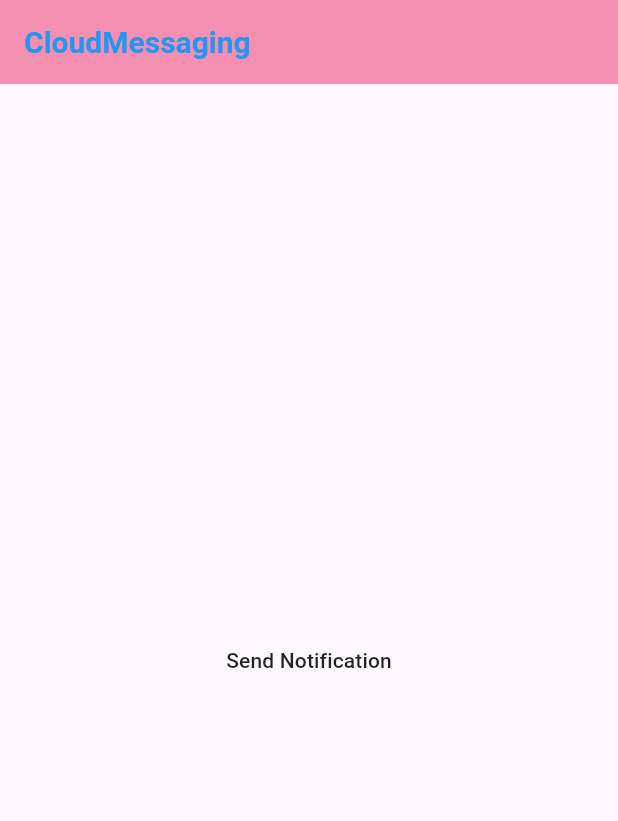
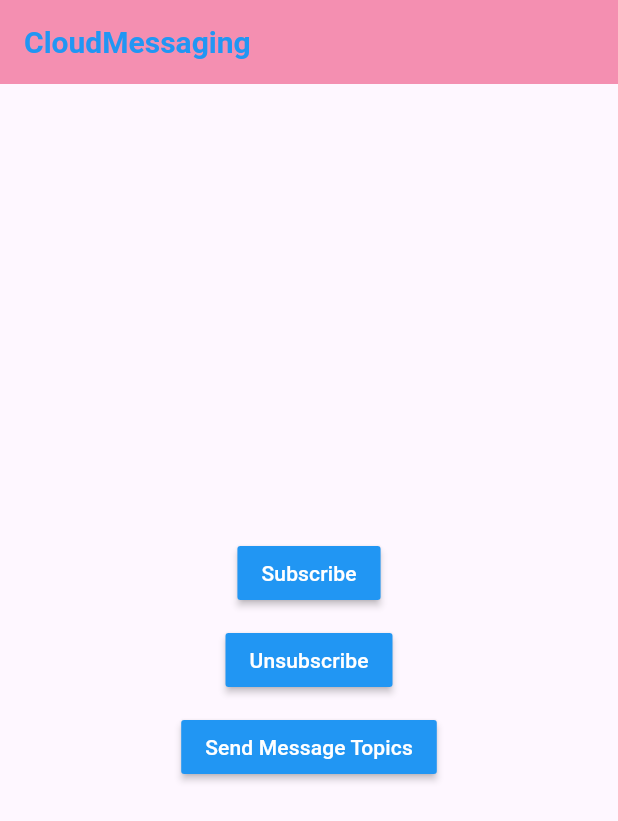
Before and after one commit to NouraSharif/Firebase, a Flutter app: the screen it shows after launch, on a phone screen of 412 x 824 dp. Shown: the top 821 px of the screen. Run offline on Flutter 3.47's test engine with Material 3 defaults, Android fonts, the phone set to English and light mode, and no system bars; our stand-ins replace awesome_dialog, cloud_firestore, firebase_auth, firebase_core, firebase_messaging, firebase_storage and 2 more; accounts and stored records are empty.

Commit message:
ارسال الاشعار عن طريق Topics

```diff
--- a/lib/cloudMessaging.dart
+++ b/lib/cloudMessaging.dart
@@ -15,12 +15,12 @@ class CloudMessaging extends StatefulWidget {
 class _CloudMessagingState extends State<CloudMessaging> {
   //لاني بشتغل على محاكي كروم ما بيقبل يطبعلي التوكن لازم اشتغل على محاكي اندرويد
   //او جهاز حقيقي
-  getToken() async {
+  /*  getToken() async {
     String? tokenname = await FirebaseMessaging.instance.getToken();
     print(
       "==================================================Token: $tokenname",
     );
-  }
+  }*/
 
   /*
   في الويب ➔ المتصفح مسؤول عن طلب الإذن.
@@ -114,7 +114,7 @@ class _CloudMessagingState extends State<CloudMessaging> {
 
       */
     //  myRequestPermission();
-    getToken();
+    // getToken();
     super.initState();
   }
 
@@ -122,16 +122,51 @@ class _CloudMessagingState extends State<CloudMessaging> {
   Widget build(BuildContext context) {
     return Scaffold(
       appBar: AppBar(title: const Text('CloudMessaging')),
-      body: Center(
-        child: MaterialButton(
-          onPressed: () {
-            sendMessage(
-              "New",
-              "Hello Ahmed! Now we have a new Car,Can look it in this video,Thanks!",
-            );
-          },
-          child: const Text("Send Notification"),
-        ),
+      body: Column(
+        mainAxisAlignment: MainAxisAlignment.center,
+
+        children: [
+          Center(
+            child: MaterialButton(
+              color: Colors.blue,
+              textColor: Colors.white,
+              onPressed: () {
+                //رح يكون مهمة هذا الزر الاشتراك بالتوبك
+                // subscribe to topic on each app start-up
+                FirebaseMessaging.instance.subscribeToTopic('waelabohamza');
+              },
+              child: const Text("Subscribe"),
+            ),
+          ),
+          Container(height: 10),
+          MaterialButton(
+            color: Colors.blue,
+            textColor: Colors.white,
+            onPressed: () {
+              //الزر هذا وظيفته الغاء الاشتراك بالتوبك كزا
+              FirebaseMessaging.instance.unsubscribeFromTopic('waelabohamza');
+            },
+            child: const Text("Unsubscribe"),
+          ),
+          Container(height: 10),
+          MaterialButton(
+            color: Colors.blue,
+            textColor: Colors.white,
+            onPressed: () {
+              //هذا الزر خاص بارسال الرسالة من التوبك
+              sendMessageTopic(
+                "Hi",
+                "فيديو بعنوان الكرة الارضية مسطحة!",
+                "waelabohamza", //لازم يكون نفس اسم التوبك بالاعلى اي خطا ما رح ينبعت الاشعار
+              );
+            },
+            child: const Text("Send Message Topics"),
+            /*
+              اول ما اضغط ع هذا الزر الاشعار بصلني
+              على شكل سناك بار...الخ
+            */
+          ),
+        ],
       ),
     );
   }
@@ -172,3 +207,39 @@ sendMessage(title, message) async {
     print(res.reasonPhrase);
   }
 }
+
+//دالة خاصة بارسال الاشعار للتوبك
+sendMessageTopic(title, message, topic) async {
+  var headersList = {
+    'Accept': '*/*',
+
+    'Content-Type': 'application/json',
+    'Authorization': 'key=',
+  };
+  var url = Uri.parse('https://fcm.googleapis.com/fcm/send');
+
+  var body = {
+    "to": "/topics/$topic",
+    "notification": {"title": title, "body": message},
+    "data": {
+      "name": "Noura Hassanin",
+      "age": 23,
+      "IP": 20203087,
+      "type": "chat",
+    },
+  };
+
+  var http;
+  var req = http.Request('GET', url);
+  req.headers.addAll(headersList);
+  req.body = json.encode(body);
+
+  var res = await req.send();
+  final resBody = await res.stream.bytesToString();
+
+  if (res.statusCode >= 200 && res.statusCode < 300) {
+    print(resBody);
+  } else {
+    print(res.reasonPhrase);
+  }
+}
```
